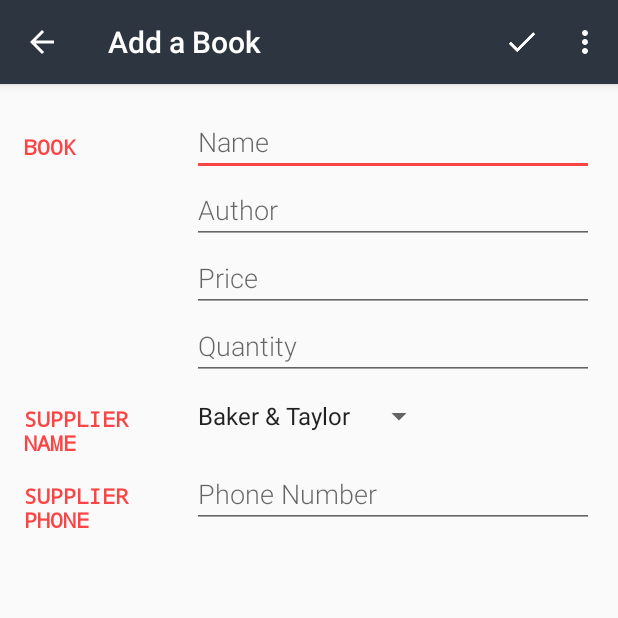
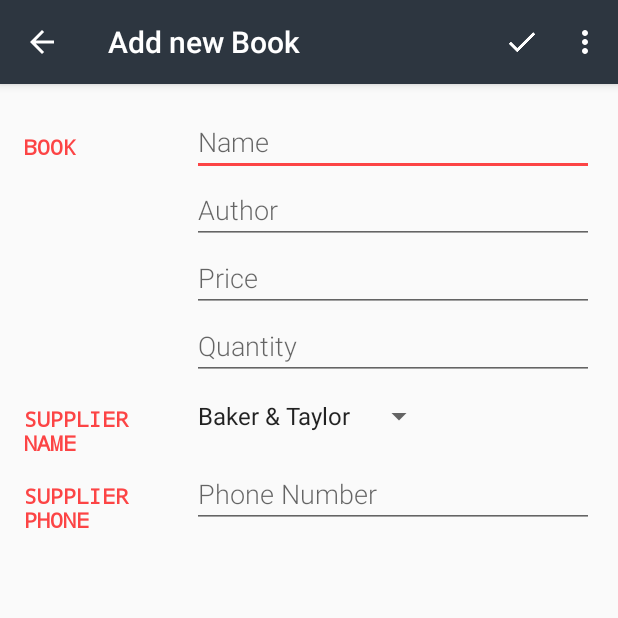
Before and after one commit to jsisanova/InventoryApp, an Android app: the screen it shows after launch (EditorActivity), after a tap on an icon or button, on a phone screen of 412 x 824 dp, the top half of it. Run offline under Robolectric (Android 15) with nearby library versions, the phone set to English and light mode, and no system bars.

Commit message:
Clicking on list item opens EditorActivity

```diff
--- a/app/src/main/AndroidManifest.xml
+++ b/app/src/main/AndroidManifest.xml
@@ -20,7 +20,6 @@
         </activity>
         <activity
             android:name=".EditorActivity"
-            android:label="@string/editor_activity_title_new_book"
             android:theme="@style/EditorTheme"
             android:parentActivityName=".CatalogActivity" >
             <!-- Parent activity meta-data to support 4.0 and lower -->
--- a/app/src/main/java/com/example/android/inventoryapp/CatalogActivity.java
+++ b/app/src/main/java/com/example/android/inventoryapp/CatalogActivity.java
@@ -1,5 +1,6 @@
 package com.example.android.inventoryapp;
 
+import android.content.ContentUris;
 import android.content.ContentValues;
 import android.content.Intent;
 import android.database.Cursor;
@@ -13,6 +14,7 @@ import android.support.v7.app.AppCompatActivity;
 import android.view.Menu;
 import android.view.MenuItem;
 import android.view.View;
+import android.widget.AdapterView;
 import android.widget.ListView;
 
 import com.example.android.inventoryapp.data.BookContract.BookEntry;
@@ -58,6 +60,29 @@ public class CatalogActivity extends AppCompatActivity  implements LoaderManager
         // Set the adapter to the view.
         mCursorAdapter = new BookCursorAdapter(this, null);
         bookListView.setAdapter(mCursorAdapter);
+
+        // Setup the item click listener
+        bookListView.setOnItemClickListener(new AdapterView.OnItemClickListener() {
+            @Override
+            public void onItemClick(AdapterView<?> adapterView, View view, int position, long id) {
+                // Create new intent to go to {@link EditorActivity}
+                Intent intent = new Intent(CatalogActivity.this, EditorActivity.class);
+
+                // Form the content URI that represents the specific book that was clicked on,
+                // by appending the "id" (passed as input to this method) onto the
+                // {@link BookEntry#CONTENT_URI}.
+                // For example, the URI would be "content://com.example.android.books/books/2"
+                // if the book with ID 2 was clicked on.
+                Uri currentBookUri = ContentUris.withAppendedId(BookEntry.CONTENT_URI, id);
+
+                // Set the URI on the data field of the intent
+                intent.setData(currentBookUri);
+
+                // Launch the {@link EditorActivity} to display the data for the current book.
+                startActivity(intent);
+            }
+        });
+
 
         // Initialize the CursorLoader.
         getSupportLoaderManager().initLoader(0, null, this);
--- a/app/src/main/java/com/example/android/inventoryapp/EditorActivity.java
+++ b/app/src/main/java/com/example/android/inventoryapp/EditorActivity.java
@@ -1,6 +1,7 @@
 package com.example.android.inventoryapp;
 
 import android.content.ContentValues;
+import android.content.Intent;
 import android.net.Uri;
 import android.os.Bundle;
 import android.support.v4.app.NavUtils;
@@ -51,6 +52,21 @@ public class EditorActivity extends AppCompatActivity {
     protected void onCreate(Bundle savedInstanceState) {
         super.onCreate(savedInstanceState);
         setContentView(R.layout.activity_editor);
+
+        // Examine the intent that was used to launch this activity,
+        // in order to figure out if we're creating a new book or editing an existing one.
+        Intent intent = getIntent();
+        Uri currentBookUri = intent.getData();
+
+        // If the intent DOES NOT contain a book content URI, then we know that we are
+        // creating a new book.
+        if (currentBookUri == null) {
+            // This is a new book, so change the app bar (label) to say "Add a Book"
+            setTitle(getString(R.string.editor_activity_title_new_book));
+        } else {
+            // Otherwise this is an existing book, so change app bar to say "Edit Book"
+            setTitle(getString(R.string.editor_activity_title_edit_book));
+        }
 
         // Find all relevant views that we will need to read user input from
         mNameEditText = (EditText) findViewById(R.id.edit_book_name);
--- a/app/src/main/res/values/strings.xml
+++ b/app/src/main/res/values/strings.xml
@@ -10,7 +10,10 @@
     <string name="action_delete_all_entries">Delete All Books</string>
 
     <!-- Title for the activity to add a new book [CHAR LIMIT=20] -->
-    <string name="editor_activity_title_new_book">Add a Book</string>
+    <string name="editor_activity_title_new_book">Add new Book</string>
+
+    <!-- Title for the activity to edit an existing book [CHAR LIMIT=20] -->
+    <string name="editor_activity_title_edit_book">Edit Book</string>
 
     <!-- Label for editor menu option to save book and leave editor activity [CHAR LIMIT=20] -->
     <string name="action_save">Save</string>
```
